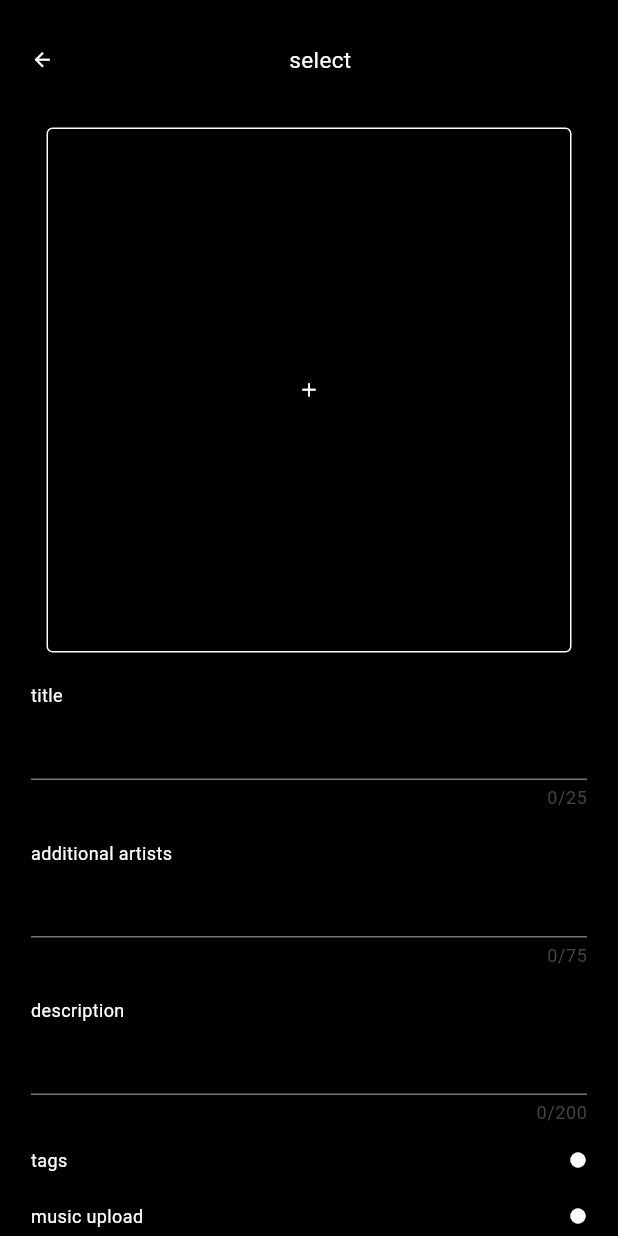
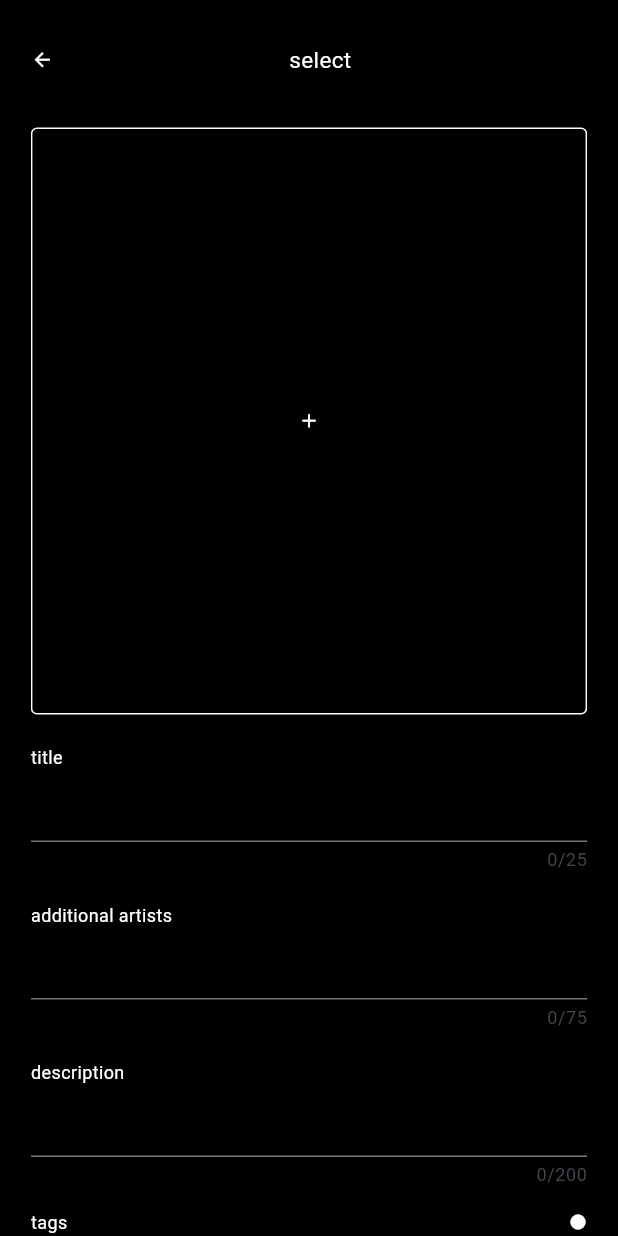
Before and after one commit to aarushpatilt/indy.studios, a Flutter app: the SongUpload screen opened directly with empty values, on a phone screen of 412 x 824 dp. Run offline on Flutter 3.47's test engine with Material 3 defaults, Android fonts, the phone set to English and light mode, and no system bars; our stand-ins replace cloud_firestore, file_picker, firebase_auth, firebase_core, firebase_storage, image_picker and 2 more; missing offline and left inert: dart:ffi, flutter_ffmpeg; accounts and stored records are empty.

Commit message:
ui change

```diff
--- a/lib/create_account/songupload.dart
+++ b/lib/create_account/songupload.dart
@@ -79,14 +79,14 @@ class _SongUploadState extends State<SongUpload> {
                               if (snapshot.hasData && snapshot.data != null) {
                                 return Image.network(
                                   snapshot.data!,
-                                  width: 350,
-                                  height: 350,
+                                  width: MediaQuery.of(context).size.width * 0.95,
+                                  height: MediaQuery.of(context).size.width * 0.95,
                                   fit: BoxFit.cover,
                                 );
                               } else {
                                 return RectangleImagePicker(
-                                  width: 350,
-                                  height: 350,
+                                  width:MediaQuery.of(context).size.width * 0.95,
+                                  height: MediaQuery.of(context).size.width * 0.95,
                                   strokeColor: Constant.activeColor,
                                   onImagePicked: (File imageFile) {
                                     profileImage = imageFile;
```
